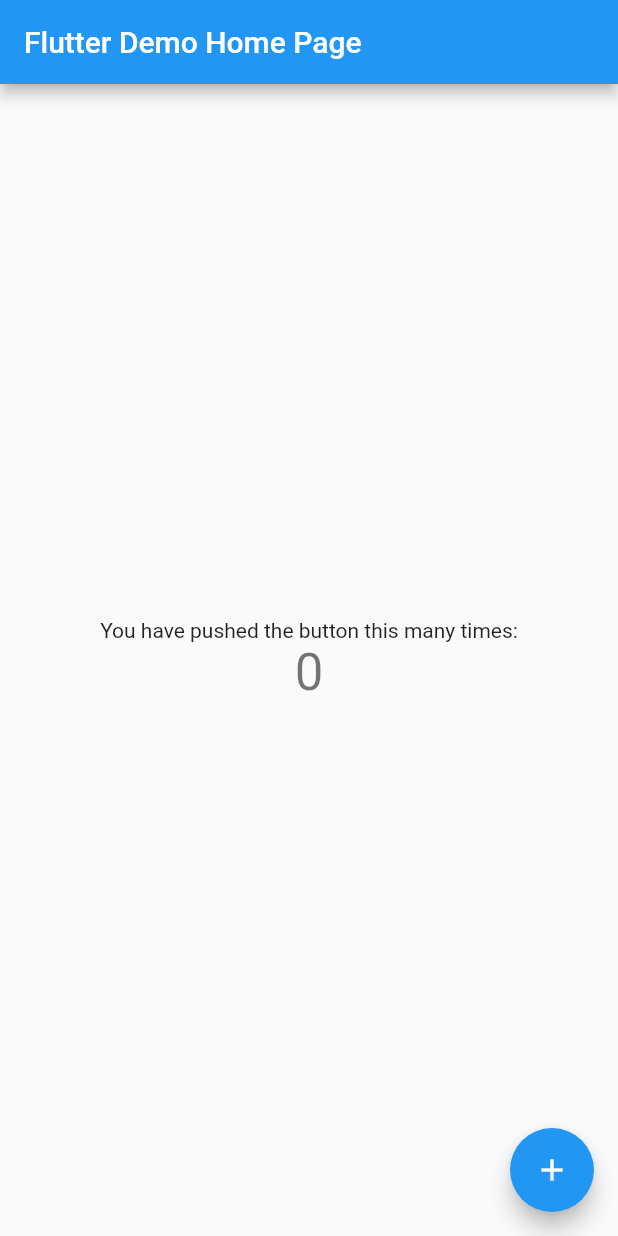
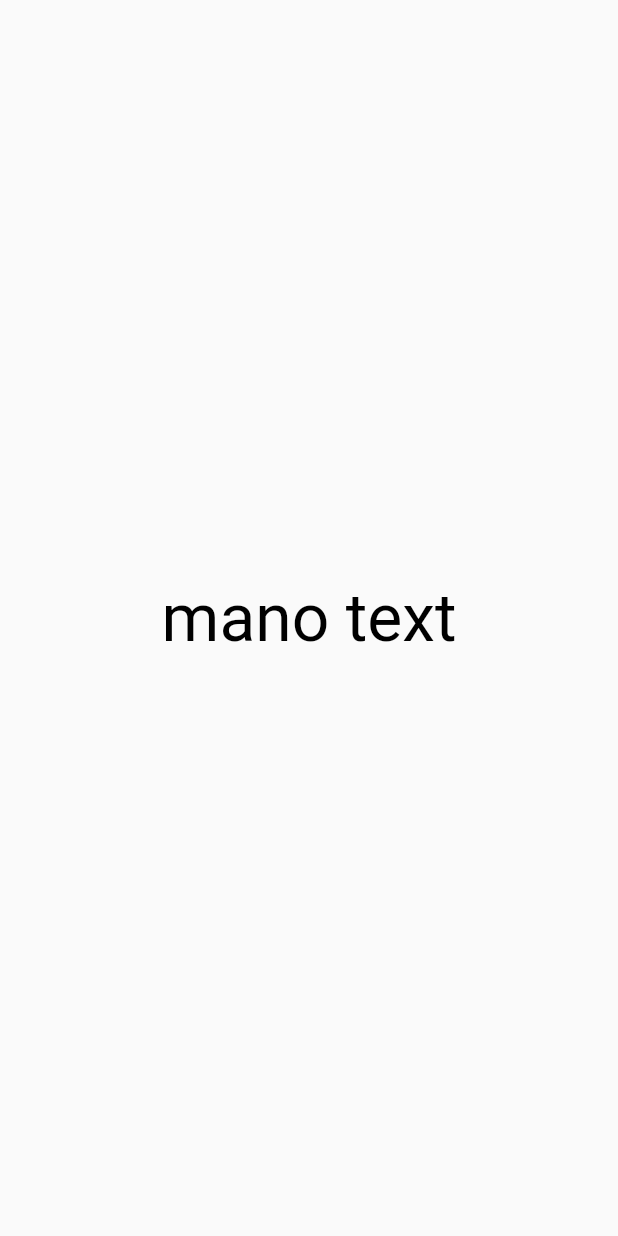
Before and after one commit to mahmoud0saad/clean_architecture_course, a Flutter app: the screen it shows after launch, on a phone screen of 412 x 824 dp. Run offline on Flutter 3.47's test engine with Material 2 defaults, Android fonts, the phone set to English and light mode, and no system bars; our stand-ins replace bloc, dartz, equatable, fluttertoast.

Commit message:
start create structure

```diff
--- /dev/null
+++ b/lib/config/routes/app_routes.dart
@@ -0,0 +1,23 @@
+import 'package:flutter/cupertino.dart';
+import 'package:flutter/material.dart';
+import 'package:quotes_example/feature/features/favorite/presentation/screen/favorite_screen.dart';
+import 'package:quotes_example/feature/features/quote/presentation/screens/quote_screen.dart';
+
+class Routes {
+  static const String initialRoute = '/';
+  static const String favoriteRoute = '/favorite';
+}
+
+class AppRoutes {
+  static Route? onGenerateRoute(RouteSettings routeSettings) {
+    switch (routeSettings.name) {
+      case Routes.initialRoute:
+        return MaterialPageRoute(builder: (context) => QuoteScreen());
+
+      case Routes.favoriteRoute:
+        return MaterialPageRoute(builder: (context) => FavoriteScreen());
+      default:
+        return null;
+    }
+  }
+}
--- /dev/null
+++ b/lib/config/theams/app_theam.dart
@@ -0,0 +1,5 @@
+import 'package:flutter/material.dart';
+
+ThemeData appTheme() {
+  return ThemeData();
+}
--- /dev/null
+++ b/lib/core/usecases/usecase.dart
@@ -0,0 +1 @@
+abstract class UseCase
--- /dev/null
+++ b/lib/core/utils/app_colors.dart
@@ -0,0 +1,5 @@
+import 'package:flutter/material.dart';
+
+class AppColors {
+  static const primary = Colors.amber;
+}
--- /dev/null
+++ b/lib/feature/features/quote/presentation/screens/quote_screen.dart
@@ -0,0 +1,30 @@
+import 'package:flutter/material.dart';
+import 'package:quotes_example/config/routes/app_routes.dart';
+
+class QuoteScreen extends StatefulWidget {
+  const QuoteScreen({Key? key}) : super(key: key);
+
+  @override
+  State<QuoteScreen> createState() => _QuoteScreenState();
+}
+
+class _QuoteScreenState extends State<QuoteScreen> {
+  @override
+  Widget build(BuildContext context) {
+    return Scaffold(
+      body: Container(
+        child: Center(
+          child: InkWell(
+            onTap: () {
+              Navigator.of(context).pushNamed(Routes.favoriteRoute);
+            },
+            child: Text(
+              "mano text",
+              style: TextStyle(fontSize: 44, color: Colors.black),
+            ),
+          ),
+        ),
+      ),
+    );
+  }
+}
--- a/lib/main.dart
+++ b/lib/main.dart
@@ -1,113 +1,7 @@
 import 'package:flutter/material.dart';
 
+import 'quote_app.dart';
+
 void main() {
-  runApp(MyApp());
+  runApp(QuoteApp());
 }
-
-class MyApp extends StatelessWidget {
-  // This widget is the root of your application.
-  @override
-  Widget build(BuildContext context) {
-    return MaterialApp(
-      title: 'Flutter Demo',
-      theme: ThemeData(
-        // This is the theme of your application.
-        //
-        // Try running your application with "flutter run". You'll see the
-        // application has a blue toolbar. Then, without quitting the app, try
-        // changing the primarySwatch below to Colors.green and then invoke
-        // "hot reload" (press "r" in the console where you ran "flutter run",
-        // or simply save your changes to "hot reload" in a Flutter IDE).
-        // Notice that the counter didn't reset back to zero; the application
-        // is not restarted.
-        primarySwatch: Colors.blue,
-      ),
-      home: MyHomePage(title: 'Flutter Demo Home Page'),
-    );
-  }
-}
-
-class MyHomePage extends StatefulWidget {
-  MyHomePage({Key? key, required this.title}) : super(key: key);
-
-  // This widget is the home page of your application. It is stateful, meaning
-  // that it has a State object (defined below) that contains fields that affect
-  // how it looks.
-
-  // This class is the configuration for the state. It holds the values (in this
-  // case the title) provided by the parent (in this case the App widget) and
-  // used by the build method of the State. Fields in a Widget subclass are
-  // always marked "final".
-
-  final String title;
-
-  @override
-  _MyHomePageState createState() => _MyHomePageState();
-}
-
-class _MyHomePageState extends State<MyHomePage> {
-  int _counter = 0;
-
-  void _incrementCounter() {
-    setState(() {
-      // This call to setState tells the Flutter framework that something has
-      // changed in this State, which causes it to rerun the build method below
-      // so that the display can reflect the updated values. If we changed
-      // _counter without calling setState(), then the build method would not be
-      // called again, and so nothing would appear to happen.
-      _counter++;
-    });
-  }
-
-  @override
-  Widget build(BuildContext context) {
-    // This method is rerun every time setState is called, for instance as done
-    // by the _incrementCounter method above.
-    //
-    // The Flutter framework has been optimized to make rerunning build methods
-    // fast, so that you can just rebuild anything that needs updating rather
-    // than having to individually change instances of widgets.
-    return Scaffold(
-      appBar: AppBar(
-        // Here we take the value from the MyHomePage object that was created by
-        // the App.build method, and use it to set our appbar title.
-        title: Text(widget.title),
-      ),
-      body: Center(
-        // Center is a layout widget. It takes a single child and positions it
-        // in the middle of the parent.
-        child: Column(
-          // Column is also a layout widget. It takes a list of children and
-          // arranges them vertically. By default, it sizes itself to fit its
-          // children horizontally, and tries to be as tall as its parent.
-          //
-          // Invoke "debug painting" (press "p" in the console, choose the
-          // "Toggle Debug Paint" action from the Flutter Inspector in Android
-          // Studio, or the "Toggle Debug Paint" command in Visual Studio Code)
-          // to see the wireframe for each widget.
-          //
-          // Column has various properties to control how it sizes itself and
-          // how it positions its children. Here we use mainAxisAlignment to
-          // center the children vertically; the main axis here is the vertical
-          // axis because Columns are vertical (the cross axis would be
-          // horizontal).
-          mainAxisAlignment: MainAxisAlignment.center,
-          children: <Widget>[
-            Text(
-              'You have pushed the button this many times:',
-            ),
-            Text(
-              '$_counter',
-              style: Theme.of(context).textTheme.headline4,
-            ),
-          ],
-        ),
-      ),
-      floatingActionButton: FloatingActionButton(
-        onPressed: _incrementCounter,
-        tooltip: 'Increment',
-        child: Icon(Icons.add),
-      ), // This trailing comma makes auto-formatting nicer for build methods.
-    );
-  }
-}
--- /dev/null
+++ b/lib/quote_app.dart
@@ -0,0 +1,26 @@
+import 'package:flutter/material.dart';
+import 'package:quotes_example/config/routes/app_routes.dart';
+
+import 'core/utils/app_colors.dart';
+import 'feature/features/quote/presentation/screens/quote_screen.dart';
+
+class QuoteApp extends StatefulWidget {
+  const QuoteApp({Key? key}) : super(key: key);
+
+  @override
+  State<QuoteApp> createState() => _QuoteAppState();
+}
+
+class _QuoteAppState extends State<QuoteApp> {
+  @override
+  Widget build(BuildContext context) {
+    return MaterialApp(
+      title: "quote app",
+      theme: ThemeData(
+        primaryColor: AppColors.primary,
+      ),
+      onGenerateRoute: AppRoutes.onGenerateRoute,
+      home: QuoteScreen(),
+    );
+  }
+}
```
Also changed, not shown: lib/core/error/failure.dart (added, +12 -0 lines), lib/core/utils/constants.dart (added, +38 -0 lines), lib/feature/features/favorite/presentation/cubit/favorite_cubit.dart (added, +8 -0 lines), lib/feature/features/favorite/presentation/cubit/favorite_state.dart (added, +10 -0 lines), lib/feature/features/favorite/presentation/screen/favorite_screen.dart (added, +33 -0 lines), lib/feature/features/quote/domain/entities/quote.dart (added, +19 -0 lines), lib/feature/features/quote/domain/usecases/get_random_quote.dart (added, +9 -0 lines), lib/feature/features/quote/presentation/cubit/ss_cubit.dart (added, +8 -0 lines), lib/feature/features/quote/presentation/cubit/ss_state.dart (added, +10 -0 lines), pubspec.yaml (+4 -9 lines), pubspec.lock.
